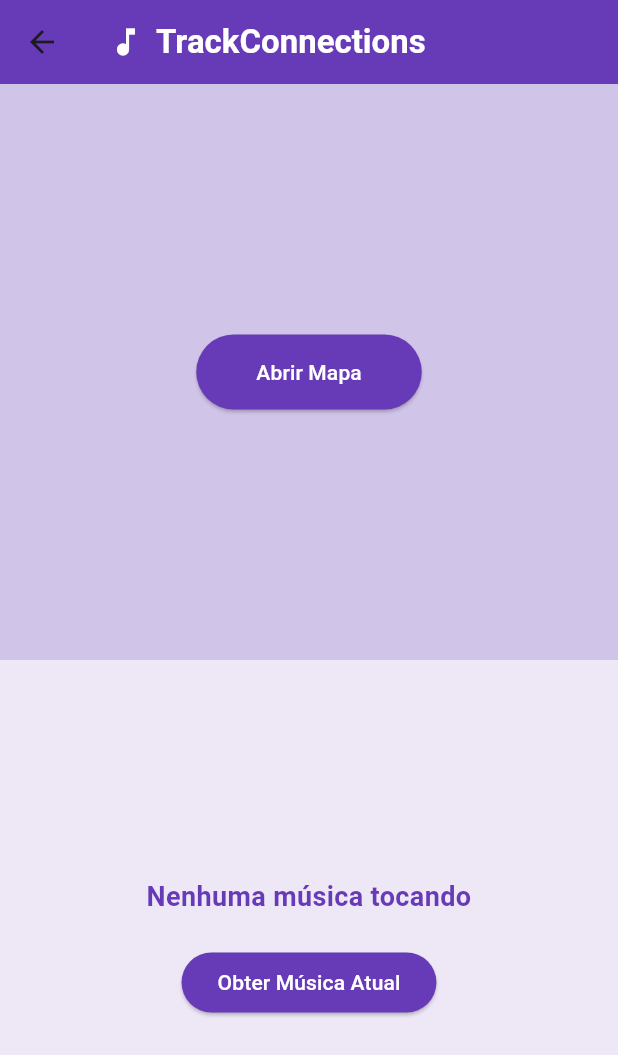
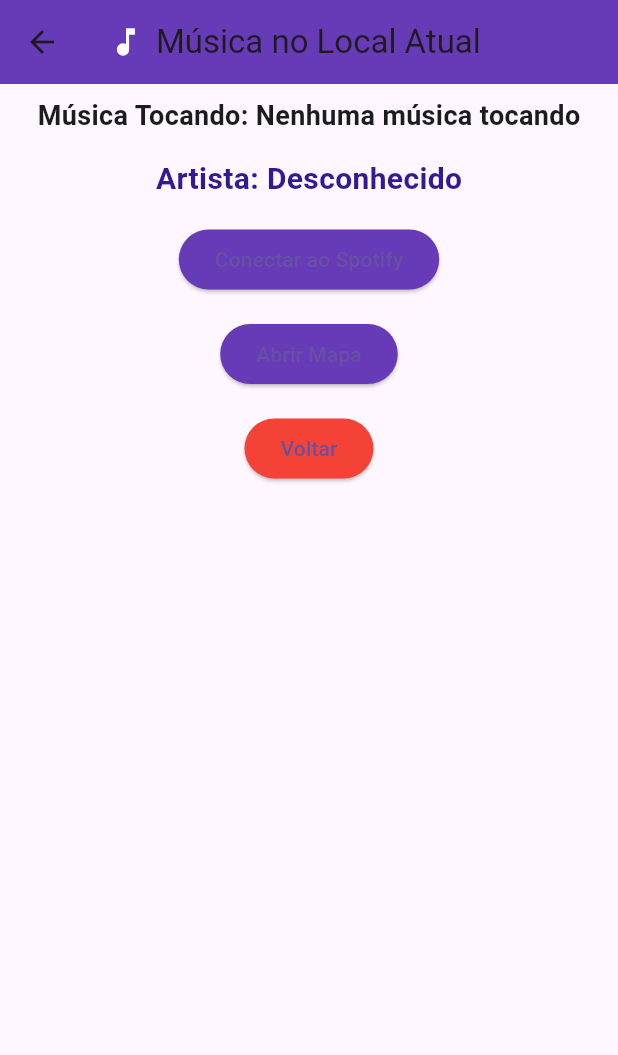
Before and after one commit to GabrielTembra/trackonnections, a Flutter app: the screen it shows after launch, after a tap on "Entrar", on a phone screen of 412 x 824 dp. Shown: the top 1055 px of the screen. Run offline on Flutter 3.47's test engine with Material 3 defaults, Android fonts, the phone set to English and light mode, and no system bars; our stand-ins replace flutter_map, geolocator, google_maps_flutter, latlong2; missing offline and left inert: flutter_web_auth, maps_launcher, spotify.

Commit message:
novo commit

```diff
--- a/lib/main.dart
+++ b/lib/main.dart
@@ -19,7 +19,7 @@ class TrackConnectionsApp extends StatelessWidget {
       ),
       initialRoute: '/login',
       routes: {
-        '/login': (context) => Telalogin(),
+        '/login': (context) => LoginScreen(),
         // Adicione outras rotas aqui conforme necessário
       },
     );
--- a/lib/telaLogin.dart
+++ b/lib/telaLogin.dart
@@ -111,7 +111,7 @@ class LoginScreen extends StatelessWidget {
                 // Ação do botão para navegar até a tela do mapa
                 Navigator.push(
                   context,
-                  MaterialPageRoute(builder: (context) => const MusicMapScreen()),
+                  MaterialPageRoute(builder: (context) => const MusicTrackScreen()),
                 );
               },
               child: const Text('Entrar'),
--- a/lib/telaPrincipal.dart
+++ b/lib/telaPrincipal.dart
@@ -1,11 +1,11 @@
+import 'dart:convert';
 import 'package:flutter/material.dart';
-import 'package:maps_launcher/maps_launcher.dart';
-import 'package:spotify_sdk/spotify_sdk.dart';
-import 'package:spotify_sdk/models/player_state.dart';
-import 'package:spotify_sdk/models/track.dart';
 import 'package:google_maps_flutter/google_maps_flutter.dart';
-import 'package:uni_links/uni_links.dart';
-import 'dart:async';
+import 'package:spotify/spotify.dart';
+import 'package:geolocator/geolocator.dart';
+import 'package:flutter_web_auth/flutter_web_auth.dart';  // Para autenticação
+import 'package:http/http.dart' as http; // Para requisições HTTP
+import 'package:trackonnections/telaMapa.dart';  // Sua tela de mapa
 
 void main() {
   runApp(const TrackConnectionsApp());
@@ -22,111 +22,150 @@ class TrackConnectionsApp extends StatelessWidget {
       theme: ThemeData(
         primarySwatch: Colors.deepPurple,
       ),
-      home: const MusicMapScreen(),
+      home: const MusicTrackScreen(accessToken: null,),
     );
   }
 }
 
-class MusicMapScreen extends StatefulWidget {
-  const MusicMapScreen({super.key});
+class MusicTrackScreen extends StatefulWidget {
+  const MusicTrackScreen({super.key, required accessToken});
 
   @override
-  State<MusicMapScreen> createState() => _MusicMapScreenState();
+  State<MusicTrackScreen> createState() => _MusicTrackScreenState();
 }
 
-class _MusicMapScreenState extends State<MusicMapScreen> {
-  final LatLng _initialLocation = const LatLng(-23.5505, -46.6333); // São Paulo
-  bool _isConnected = false;
+class _MusicTrackScreenState extends State<MusicTrackScreen> {
+  late SpotifyApi _spotify;
   String _currentTrack = 'Nenhuma música tocando';
-
-  StreamSubscription? _uniLinksSubscription;
+  String _artistName = 'Desconhecido';
+  LatLng _currentLocation = const LatLng(-23.5505, -46.6333); // São Paulo
+  String _accessToken = '';
 
   @override
   void initState() {
     super.initState();
-    _initUniLinks();
-    _connectToSpotify();
+    _authenticateSpotify(); // Iniciar o processo de autenticação ao iniciar
+    _getCurrentLocation();  // Obter localização
   }
 
-  @override
-  void dispose() {
-    _uniLinksSubscription?.cancel();
-    super.dispose();
-  }
+  // Função de autenticação com Spotify usando OAuth
+  Future<void> _authenticateSpotify() async {
+    try {
+      // URL de autenticação do Spotify com o URI de redirecionamento correto
+      final authUrl = Uri.parse(
+        'https://accounts.spotify.com/authorize?response_type=code&client_id=b0620bb044c64d529f747bb52b7233c2&redirect_uri=trackonnections://callback&scope=user-read-playback-state user-read-currently-playing',
+      );
 
-  /// Inicializa o listener para os Deep Links
-  Future<void> _initUniLinks() async {
-    // Para links recebidos enquanto o app já está aberto
-    _uniLinksSubscription = uriLinkStream.listen((Uri? uri) {
-      if (uri != null) {
-        _handleDeepLink(uri);
-      }
-    }, onError: (err) {
-      print('Erro ao processar Deep Link: $err');
+      // Usando o Flutter Web Auth para autenticar o usuário
+      final result = await FlutterWebAuth.authenticate(
+        url: authUrl.toString(),
+        callbackUrlScheme: 'trackonnections', // A URL de esquema personalizada
+      );
+
+      // Pegue o código de autenticação da URL
+      final code = Uri.parse(result).queryParameters['code'];
+
+      // Agora, você deve trocar o código por um token de acesso
+      final tokenResponse = await _getAccessToken(code!);
+
+      setState(() {
+        _accessToken = tokenResponse['access_token'];
       });
 
-    // Para links que abriram o app desde o início
-    try {
-      final Uri? initialUri = await getInitialUri();
-      if (initialUri != null) {
-        _handleDeepLink(initialUri);
-      }
+      // Agora, o token está disponível para fazer chamadas na API do Spotify
+      _spotify = SpotifyApi(SpotifyApiCredentials(
+        'b0620bb044c64d529f747bb52b7233c2', // Seu clientId
+        '6d197dce2d0a4874a49de7ddcea781b7', // Seu clientSecret
+      ));
+
+      _getCurrentTrack();
     } catch (e) {
-      print('Erro ao obter o Deep Link inicial: $e');
+      print('Erro de autenticação com Spotify: $e');
     }
   }
 
-  /// Trata os Deep Links recebidos
-  void _handleDeepLink(Uri uri) {
-    if (uri.host == 'callback') {
-      print('Deep Link recebido: $uri');
+  // Função para trocar o código de autenticação por um token de acesso
+  Future<Map<String, dynamic>> _getAccessToken(String code) async {
+    final tokenUrl = Uri.parse('https://accounts.spotify.com/api/token');
+    final response = await http.post(
+      tokenUrl,
+      body: {
+        'grant_type': 'authorization_code',
+        'code': code,
+        'redirect_uri': 'trackonnections://callback', // Usando o mesmo URI registrado
+        'client_id': 'b0620bb044c64d529f747bb52b7233c2',
+        'client_secret': '6d197dce2d0a4874a49de7ddcea781b7',
+      },
+    );
 
-      // Processa os dados do URI (se necessário)
-      final token = uri.queryParameters['token']; // Exemplo de extração de parâmetro
-      print('Token recebido: $token');
-
-      // Atualiza o estado para refletir que a conexão foi bem-sucedida
-      setState(() {
-        _isConnected = true; // Marca como conectado ao Spotify
-      });
-
-      // Realiza qualquer ação necessária após a conexão, por exemplo:
-      _getCurrentTrack(); // Obtém a música atual ou atualiza algum outro estado.
+    // Verifica se a resposta foi bem-sucedida
+    if (response.statusCode == 200) {
+      return json.decode(response.body);
+    } else {
+      throw Exception('Falha ao obter o token de acesso');
     }
   }
 
-  /// Conecta ao Spotify
-  Future<void> _connectToSpotify() async {
+  // Função para pegar a música atual
+  Future<void> _getCurrentTrack() async {
+    if (_accessToken.isNotEmpty) {
       try {
-      bool result = await SpotifySdk.connectToSpotifyRemote(
-        clientId: 'b0620bb044c64d529f747bb52b7233c2', // Substitua pelo seu Client ID
-        redirectUrl: 'trackonnections://callback', // Esquema de redirecionamento atualizado
+        final credentials = SpotifyApiCredentials(
+          'b0620bb044c64d529f747bb52b7233c2', // Seu clientId
+          '6d197dce2d0a4874a49de7ddcea781b7', // Seu clientSecret
         );
+        final spotify = SpotifyApi(credentials);
+        final currentlyPlaying = await spotify.player.currentlyPlaying();
+
+        if (currentlyPlaying != null && currentlyPlaying.item != null) {
+          final track = currentlyPlaying.item as Track;
           setState(() {
-        _isConnected = result;
+            _currentTrack = track.name!;
+            _artistName = track.artists?.first.name ?? 'Desconhecido';
           });
+        } else {
+          setState(() {
+            _currentTrack = 'Nenhuma música tocando';
+            _artistName = 'Desconhecido';
+          });
+        }
       } catch (e) {
-      print('Erro ao conectar ao Spotify: $e');
+        print('Erro ao obter a música atual: $e');
+      }
     }
   }
 
-  /// Obtém informações da música atual
-  Future<void> _getCurrentTrack() async {
-    if (_isConnected) {
+  Future<void> _getCurrentLocation() async {
     try {
-        PlayerState? playerState = await SpotifySdk.getPlayerState();
-        Track? track = playerState?.track;
+      Position position = await Geolocator.getCurrentPosition(
+        desiredAccuracy: LocationAccuracy.high,
+      );
       setState(() {
-          _currentTrack = track != null
-              ? '${track.name} - ${track.artist.name}'
-              : 'Nenhuma música tocando';
+        _currentLocation = LatLng(position.latitude, position.longitude);
       });
     } catch (e) {
-        print('Erro ao obter a música atual: $e');
+      print('Erro ao obter a localização: $e');
     }
-    } else {
-      print('Conexão ao Spotify não estabelecida');
   }
+
+  // Função para abrir a tela do mapa
+  void _openMap() {
+    Navigator.push(
+      context,
+      MaterialPageRoute(
+        builder: (context) => MusicMapScreen(
+          currentLocation: _currentLocation,
+          musicLocations: [
+            {'location': _currentLocation, 'name': 'Música Atual'},
+          ],
+        ),
+      ),
+    );
+  }
+
+  // Função para voltar à tela anterior após autenticação
+  void _navigateBack() {
+    Navigator.pop(context); // Voltar para a tela anterior
   }
 
   @override
@@ -138,70 +177,62 @@ class _MusicMapScreenState extends State<MusicMapScreen> {
           children: const [
             Icon(Icons.music_note, color: Colors.white),
             SizedBox(width: 8),
+            Text('Música no Local Atual'),
+          ],
+        ),
+      ),
+      body: Column(
+        children: [
+          Padding(
+            padding: const EdgeInsets.all(8.0),
+            child: Center(
+              child: Column(
+                children: [
                   Text(
-              'TrackConnections',
+                    'Música Tocando: $_currentTrack',
                     style: TextStyle(
                       fontFamily: 'Roboto',
                       fontWeight: FontWeight.bold,
-                fontSize: 22,
-                color: Colors.white,
+                      fontSize: 18,
+                    ),
+                  ),
+                  const SizedBox(height: 15),
+                  Text(
+                    'Artista: $_artistName',
+                    style: TextStyle(
+                      fontFamily: 'Roboto',
+                      fontWeight: FontWeight.w600,
+                      fontSize: 20,
+                      color: Colors.deepPurple[900],
+                    ),
+                  ),
+                  const SizedBox(height: 15),
+                  ElevatedButton(
+                    onPressed: () {
+                      _authenticateSpotify(); // Chama a função de autenticação
+                    },
+                    child: const Text('Conectar ao Spotify'),
+                    style: ElevatedButton.styleFrom(
+                      backgroundColor: Colors.deepPurple,
+                    ),
+                  ),
+                  const SizedBox(height: 15),
+                  ElevatedButton(
+                    onPressed: _openMap,
+                    child: const Text('Abrir Mapa'),
+                    style: ElevatedButton.styleFrom(
+                      backgroundColor: Colors.deepPurple,
+                    ),
+                  ),
+                  const SizedBox(height: 15),
+                  ElevatedButton(
+                    onPressed: _navigateBack, // Voltar para a tela anterior
+                    child: const Text('Voltar'),
+                    style: ElevatedButton.styleFrom(
+                      backgroundColor: Colors.red,
                     ),
                   ),
                 ],
-        ),
-        centerTitle: true,
-      ),
-      body: Column(
-        children: [
-          Expanded(
-            child: Container(
-              color: Colors.deepPurple[100],
-              child: Center(
-                child: ElevatedButton(
-                  onPressed: () {
-                    MapsLauncher.launchCoordinates(
-                        _initialLocation.latitude, _initialLocation.longitude);
-                  },
-                  child: const Text(
-                    'Abrir Mapa',
-                    style: TextStyle(color: Colors.white),
-                  ),
-                  style: ElevatedButton.styleFrom(
-                    backgroundColor: Colors.deepPurple,
-                    padding: const EdgeInsets.symmetric(
-                        horizontal: 40, vertical: 15),
-                  ),
-                ),
-              ),
-            ),
-          ),
-          Expanded(
-            child: Container(
-              color: Colors.deepPurple[50],
-              child: Center(
-                child: Column(
-                  mainAxisAlignment: MainAxisAlignment.center,
-                  children: [
-                    Text(
-                      _currentTrack,
-                      style: const TextStyle(
-                        fontSize: 18,
-                        fontWeight: FontWeight.bold,
-                        color: Colors.deepPurple,
-                      ),
-                      textAlign: TextAlign.center,
-                    ),
-                    const SizedBox(height: 20),
-                    ElevatedButton(
-                      onPressed: _getCurrentTrack,
-                      child: const Text('Obter Música Atual'),
-                      style: ElevatedButton.styleFrom(
-                        backgroundColor: Colors.deepPurple,
-                        foregroundColor: Colors.white,
-                      ),
-                    ),
-                  ],
-                ),
               ),
             ),
           ),
--- a/pubspec.yaml
+++ b/pubspec.yaml
@@ -10,8 +10,10 @@ dependencies:
   acr_cloud_sdk: ^2.0.2
   flutter:
     sdk: flutter
+  flutter_local_notifications: ^18.0.1
   flutter_map: ^7.0.2
   flutter_sound: ^9.17.8
+  flutter_web_auth: ^0.6.0
   geolocator: ^13.0.2
   google_maps: ^8.1.1
   google_maps_flutter: ^2.10.0
@@ -19,6 +21,7 @@ dependencies:
   latlong2: ^0.9.1
   maps_launcher: ^2.2.1
   permission_handler: ^10.2.0
+  spotify: ^0.13.7
   spotify_sdk: ^3.0.2
   uni_links: ^0.5.1
   webview_flutter: ^4.10.0
```
Also changed, not shown: lib/telaMapa.dart (+1 -9 lines), pubspec.lock, 1 other file. Lines whose indentation alone changed are shown as unchanged.
